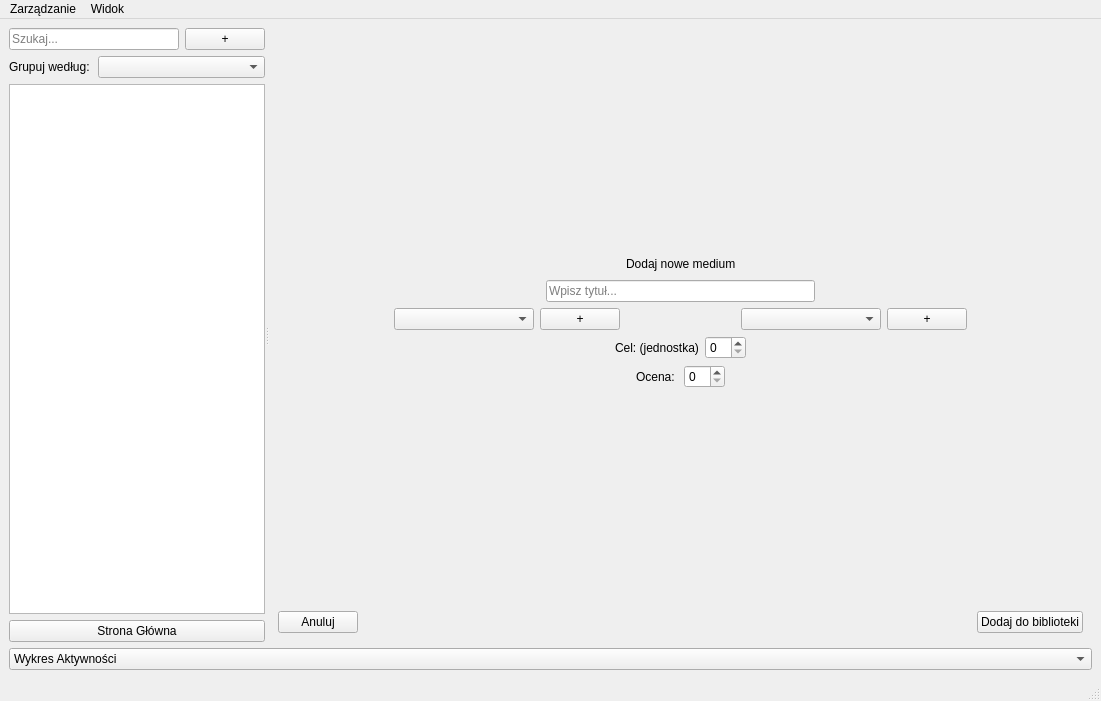
Before: the Qt Designer form ui/mainwindow.ui in Janek2230/CML, drawn with Qt 5.
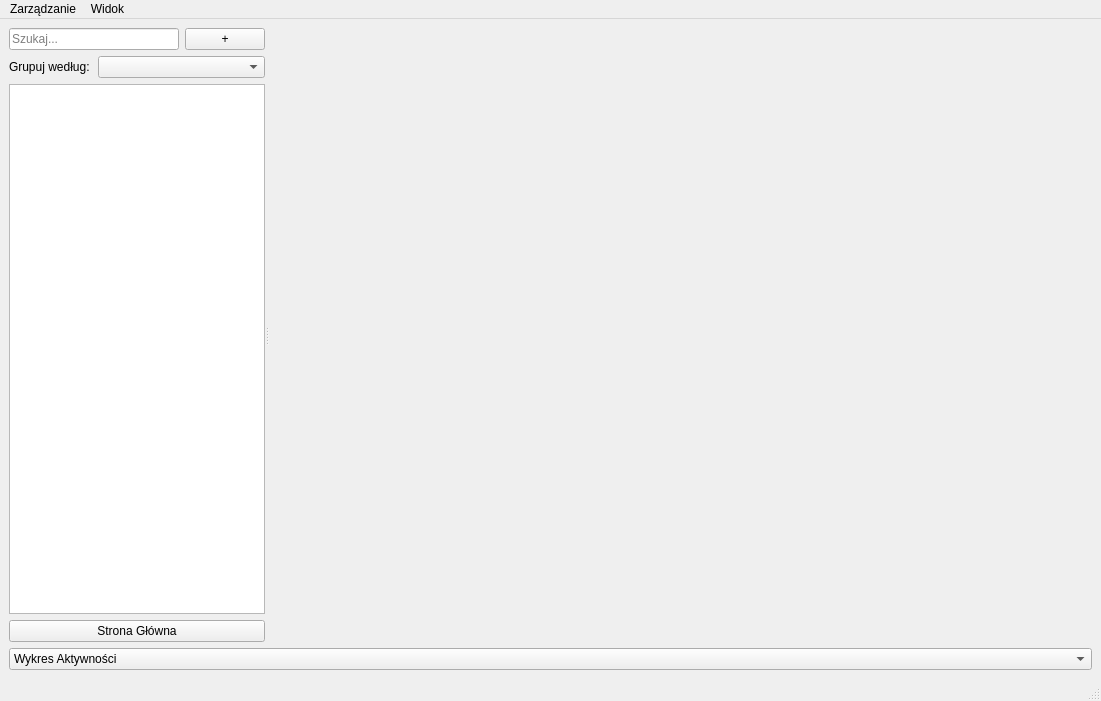
After: the same form once the commit is applied. The open tabs and pages were chosen to show the change. Custom widgets are drawn as their Qt base class.

Commit message: Statystyki indywidualne widget

Diff of the .ui file:
```diff
--- a/ui/mainwindow.ui
+++ b/ui/mainwindow.ui
@@ -145,328 +145,7 @@
         </layout>
        </widget>
        <widget class="QWidget" name="page_3">
-        <layout class="QGridLayout" name="gridLayout_6">
-         <item row="0" column="0">
-          <layout class="QVBoxLayout" name="verticalLayout_3">
-           <item>
-            <spacer name="verticalSpacer_5">
-             <property name="orientation">
-              <enum>Qt::Orientation::Vertical</enum>
-             </property>
-             <property name="sizeHint" stdset="0">
-              <size>
-               <width>20</width>
-               <height>40</height>
-              </size>
-             </property>
-            </spacer>
-           </item>
-           <item>
-            <layout class="QVBoxLayout" name="verticalLayout_2">
-             <item>
-              <layout class="QHBoxLayout" name="horizontalLayout_9">
-               <item>
-                <spacer name="horizontalSpacer_13">
-                 <property name="orientation">
-                  <enum>Qt::Orientation::Horizontal</enum>
-                 </property>
-                 <property name="sizeHint" stdset="0">
-                  <size>
-                   <width>40</width>
-                   <height>20</height>
-                  </size>
-                 </property>
-                </spacer>
-               </item>
-               <item>
-                <widget class="QLabel" name="label_6">
-                 <property name="text">
-                  <string>Dodaj nowe medium</string>
-                 </property>
-                </widget>
-               </item>
-               <item>
-                <spacer name="horizontalSpacer_11">
-                 <property name="orientation">
-                  <enum>Qt::Orientation::Horizontal</enum>
-                 </property>
-                 <property name="sizeHint" stdset="0">
-                  <size>
-                   <width>40</width>
-                   <height>20</height>
-                  </size>
-                 </property>
-                </spacer>
-               </item>
-              </layout>
-             </item>
-             <item>
-              <layout class="QHBoxLayout" name="horizontalLayout_4">
-               <item>
-                <spacer name="horizontalSpacer_14">
-                 <property name="orientation">
-                  <enum>Qt::Orientation::Horizontal</enum>
-                 </property>
-                 <property name="sizeHint" stdset="0">
-                  <size>
-                   <width>40</width>
-                   <height>20</height>
-                  </size>
-                 </property>
-                </spacer>
-               </item>
-               <item>
-                <widget class="QLineEdit" name="editNowyTytul">
-                 <property name="placeholderText">
-                  <string>Wpisz tytuł...</string>
-                 </property>
-                </widget>
-               </item>
-               <item>
-                <spacer name="horizontalSpacer_12">
-                 <property name="orientation">
-                  <enum>Qt::Orientation::Horizontal</enum>
-                 </property>
-                 <property name="sizeHint" stdset="0">
-                  <size>
-                   <width>40</width>
-                   <height>20</height>
-                  </size>
-                 </property>
-                </spacer>
-               </item>
-              </layout>
-             </item>
-            </layout>
-           </item>
-           <item>
-            <layout class="QHBoxLayout" name="horizontalLayout_7">
-             <item>
-              <spacer name="horizontalSpacer_9">
-               <property name="orientation">
-                <enum>Qt::Orientation::Horizontal</enum>
-               </property>
-               <property name="sizeHint" stdset="0">
-                <size>
-                 <width>40</width>
-                 <height>20</height>
-                </size>
-               </property>
-              </spacer>
-             </item>
-             <item>
-              <widget class="QComboBox" name="comboNowaKategoria">
-               <property name="placeholderText">
-                <string>Wybierz kategorię....</string>
-               </property>
-              </widget>
-             </item>
-             <item>
-              <widget class="QPushButton" name="btnDodajKategorie">
-               <property name="toolTip">
-                <string>Dodaj nową kategorię</string>
-               </property>
-               <property name="text">
-                <string>+</string>
-               </property>
-              </widget>
-             </item>
-             <item>
-              <spacer name="horizontalSpacer_5">
-               <property name="orientation">
-                <enum>Qt::Orientation::Horizontal</enum>
-               </property>
-               <property name="sizeHint" stdset="0">
-                <size>
-                 <width>40</width>
-                 <height>20</height>
-                </size>
-               </property>
-              </spacer>
-             </item>
-             <item>
-              <widget class="QComboBox" name="comboNowyTyp">
-               <property name="placeholderText">
-                <string>Wybierz platformę....</string>
-               </property>
-              </widget>
-             </item>
-             <item>
-              <widget class="QPushButton" name="btnDodajPlatforme">
-               <property name="toolTip">
-                <string>Dodaj nową platformę</string>
-               </property>
-               <property name="text">
-                <string>+</string>
-               </property>
-              </widget>
-             </item>
-             <item>
-              <spacer name="horizontalSpacer_10">
-               <property name="orientation">
-                <enum>Qt::Orientation::Horizontal</enum>
-               </property>
-               <property name="sizeHint" stdset="0">
-                <size>
-                 <width>40</width>
-                 <height>20</height>
-                </size>
-               </property>
-              </spacer>
-             </item>
-            </layout>
-           </item>
-           <item>
-            <layout class="QHBoxLayout" name="horizontalLayout_8">
-             <item>
-              <spacer name="horizontalSpacer_7">
-               <property name="orientation">
-                <enum>Qt::Orientation::Horizontal</enum>
-               </property>
-               <property name="sizeHint" stdset="0">
-                <size>
-                 <width>40</width>
-                 <height>20</height>
-                </size>
-               </property>
-              </spacer>
-             </item>
-             <item>
-              <widget class="QLabel" name="labJednostka">
-               <property name="text">
-                <string>Cel: (jednostka)</string>
-               </property>
-              </widget>
-             </item>
-             <item>
-              <widget class="QSpinBox" name="spinNowyCel"/>
-             </item>
-             <item>
-              <spacer name="horizontalSpacer_8">
-               <property name="orientation">
-                <enum>Qt::Orientation::Horizontal</enum>
-               </property>
-               <property name="sizeHint" stdset="0">
-                <size>
-                 <width>40</width>
-                 <height>20</height>
-                </size>
-               </property>
-              </spacer>
-             </item>
-            </layout>
-           </item>
-           <item>
-            <layout class="QHBoxLayout" name="horizontalLayout_12">
-             <item>
-              <spacer name="horizontalSpacer_16">
-               <property name="orientation">
-                <enum>Qt::Orientation::Horizontal</enum>
-               </property>
-               <property name="sizeHint" stdset="0">
-                <size>
-                 <width>40</width>
-                 <height>20</height>
-                </size>
-               </property>
-              </spacer>
-             </item>
-             <item>
-              <widget class="QLabel" name="labJednostka_2">
-               <property name="text">
-                <string>Ocena: </string>
-               </property>
-              </widget>
-             </item>
-             <item>
-              <widget class="QSpinBox" name="spinNowaOcena">
-               <property name="maximum">
-                <number>10</number>
-               </property>
-              </widget>
-             </item>
-             <item>
-              <spacer name="horizontalSpacer_17">
-               <property name="orientation">
-                <enum>Qt::Orientation::Horizontal</enum>
-               </property>
-               <property name="sizeHint" stdset="0">
-                <size>
-                 <width>40</width>
-                 <height>20</height>
-                </size>
-               </property>
-              </spacer>
-             </item>
-            </layout>
-           </item>
-           <item>
-            <spacer name="verticalSpacer_2">
-             <property name="orientation">
-              <enum>Qt::Orientation::Vertical</enum>
-             </property>
-             <property name="sizeHint" stdset="0">
-              <size>
-               <width>20</width>
-               <height>40</height>
-              </size>
-             </property>
-            </spacer>
-           </item>
-           <item>
-            <layout class="QHBoxLayout" name="horizontalLayout_5">
-             <item>
-              <widget class="QPushButton" name="btnAnulujDodawanie">
-               <property name="text">
-                <string>Anuluj</string>
-               </property>
-              </widget>
-             </item>
-             <item>
-              <spacer name="horizontalSpacer_4">
-               <property name="orientation">
-                <enum>Qt::Orientation::Horizontal</enum>
-               </property>
-               <property name="sizeHint" stdset="0">
-                <size>
-                 <width>40</width>
-                 <height>20</height>
-                </size>
-               </property>
-              </spacer>
-             </item>
-             <item>
-              <widget class="QLabel" name="lblKomunikatFormularza">
-               <property name="text">
-                <string/>
-               </property>
-              </widget>
-             </item>
-             <item>
-              <spacer name="horizontalSpacer_3">
-               <property name="orientation">
-                <enum>Qt::Orientation::Horizontal</enum>
-               </property>
-               <property name="sizeHint" stdset="0">
-                <size>
-                 <width>40</width>
-                 <height>20</height>
-                </size>
-               </property>
-              </spacer>
-             </item>
-             <item>
-              <widget class="QPushButton" name="btnPotwierdzDodaj">
-               <property name="text">
-                <string>Dodaj do biblioteki</string>
-               </property>
-              </widget>
-             </item>
-            </layout>
-           </item>
-          </layout>
-         </item>
-        </layout>
+        <layout class="QGridLayout" name="gridLayout_6"/>
        </widget>
        <widget class="QWidget" name="page_2">
         <layout class="QGridLayout" name="gridLayout_5">
```
Left out of the diff: 2 changed lines with no effect on the pictures. The commit also changes 6 other files.
